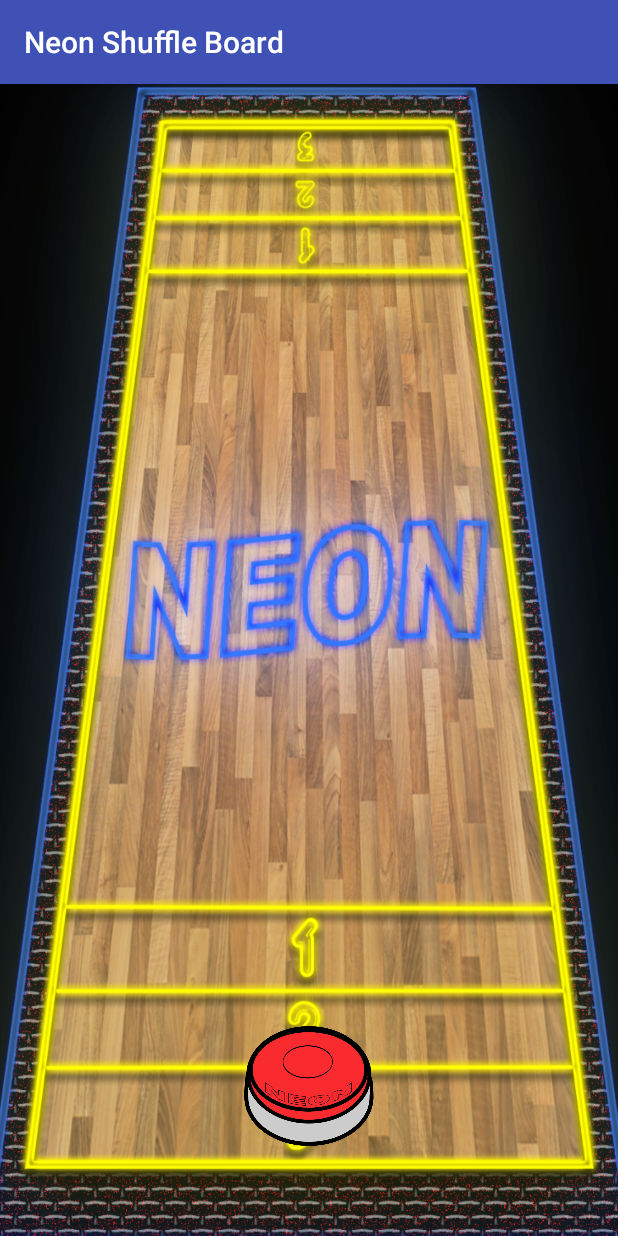
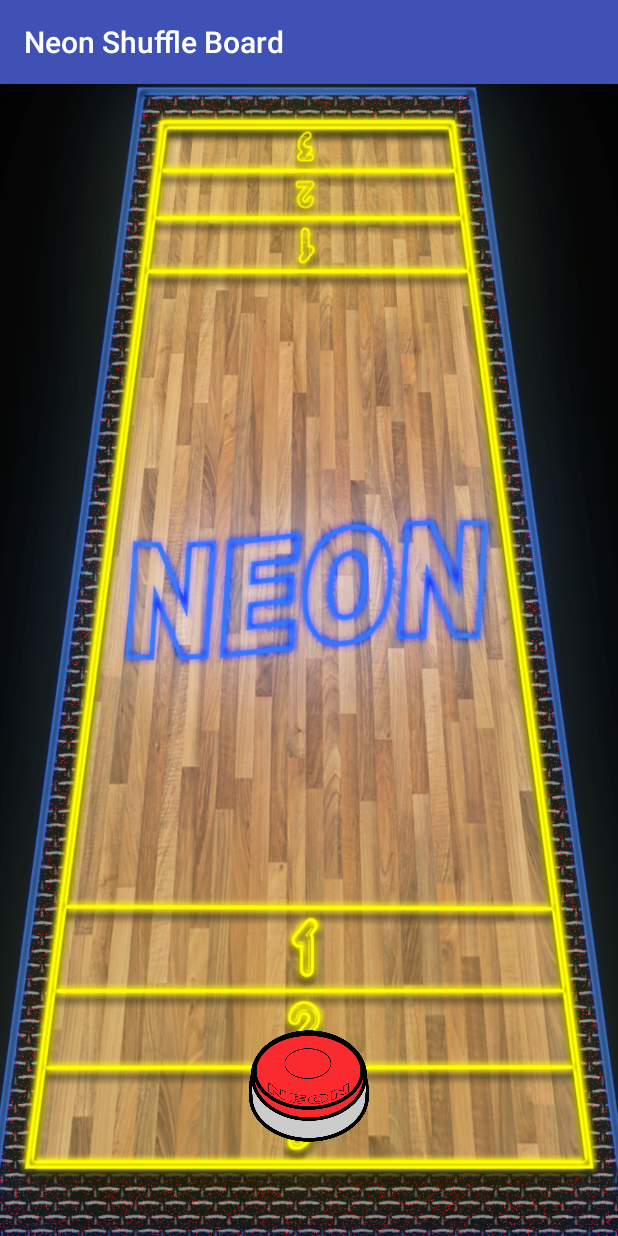
Before and after one commit to aloomis85419/NeonShuffleBoard, an Android app: the NSBGameActivity screen opened directly, with no data from a screen before it, on a phone screen of 412 x 824 dp. Run offline under Robolectric (Android 15) with nearby library versions, the phone set to English and light mode, and no system bars.

Commit message:
New boundries to be coded

```diff
--- a/app/src/main/res/layout/activity_nsbgame.xml
+++ b/app/src/main/res/layout/activity_nsbgame.xml
@@ -10,7 +10,7 @@
 
     <ImageView
         android:id="@+id/redPuck1"
-        android:layout_width="116dp"
+        android:layout_width="80dp"
         android:layout_height="80dp"
         android:layout_marginBottom="8dp"
         android:layout_marginEnd="8dp"
@@ -30,7 +30,7 @@
 
     <ImageView
         android:id="@+id/redPuck2"
-        android:layout_width="116dp"
+        android:layout_width="80dp"
         android:layout_height="80dp"
         android:layout_marginBottom="8dp"
         android:layout_marginEnd="8dp"
@@ -50,7 +50,7 @@
 
     <ImageView
         android:id="@+id/redPuck3"
-        android:layout_width="116dp"
+        android:layout_width="80dp"
         android:layout_height="80dp"
         android:layout_marginBottom="8dp"
         android:layout_marginEnd="8dp"
@@ -70,7 +70,7 @@
 
     <ImageView
         android:id="@+id/bluePuck1"
-        android:layout_width="116dp"
+        android:layout_width="80dp"
         android:layout_height="80dp"
         android:layout_marginBottom="8dp"
         android:layout_marginEnd="8dp"
@@ -90,7 +90,7 @@
 
     <ImageView
         android:id="@+id/bluePuck2"
-        android:layout_width="116dp"
+        android:layout_width="80dp"
         android:layout_height="80dp"
         android:layout_marginBottom="8dp"
         android:layout_marginEnd="8dp"
@@ -110,7 +110,7 @@
 
     <ImageView
         android:id="@+id/bluePuck3"
-        android:layout_width="116dp"
+        android:layout_width="80dp"
         android:layout_height="80dp"
         android:layout_marginBottom="8dp"
         android:layout_marginEnd="8dp"
@@ -127,4 +127,56 @@
         app:layout_constraintTop_toTopOf="parent"
         app:layout_constraintVertical_bias="0.914"
         app:srcCompat="@drawable/shuffleboardpucksblue" />
+
+    <view
+        android:id="@+id/threePointZone"
+        class="android.support.v4.widget.Space"
+        id="@+id/view"
+        android:layout_width="425dp"
+        android:layout_height="35dp"
+        android:layout_marginEnd="8dp"
+        android:layout_marginLeft="8dp"
+        android:layout_marginRight="8dp"
+        android:layout_marginStart="8dp"
+        app:layout_constraintHorizontal_bias="0.501"
+        app:layout_constraintLeft_toLeftOf="parent"
+        app:layout_constraintRight_toRightOf="parent"
+        tools:layout_editor_absoluteY="52dp" />
+
+    <view
+        android:id="@+id/twoPointZone"
+        class="android.support.v4.widget.Space"
+        id="@+id/view"
+        android:layout_width="436dp"
+        android:layout_height="50dp"
+        android:layout_marginRight="-20dp"
+        app:layout_constraintRight_toRightOf="@+id/threePointZone"
+        tools:layout_editor_absoluteY="141dp" />
+
+    <view
+        android:id="@+id/onePointZone"
+        class="android.support.v4.widget.Space"
+        id="@+id/view"
+        android:layout_width="425dp"
+        android:layout_height="35dp"
+        app:layout_constraintHorizontal_bias="0.501"
+        app:layout_constraintRight_toRightOf="@+id/threePointZone"
+        tools:layout_editor_absoluteY="100dp" />
+
+    <view
+        android:id="@+id/zeroPointZone"
+        class="android.support.v4.widget.Space"
+        id="@+id/view"
+        android:layout_width="829dp"
+        android:layout_height="876dp"
+        android:layout_marginEnd="8dp"
+        android:layout_marginLeft="8dp"
+        android:layout_marginRight="8dp"
+        android:layout_marginStart="8dp"
+        app:layout_constraintHorizontal_bias="0.509"
+        app:layout_constraintLeft_toLeftOf="parent"
+        app:layout_constraintRight_toRightOf="parent"
+        tools:layout_editor_absoluteX="38dp"
+        tools:layout_editor_absoluteY="191dp" />
+
 </android.support.constraint.ConstraintLayout>
```
